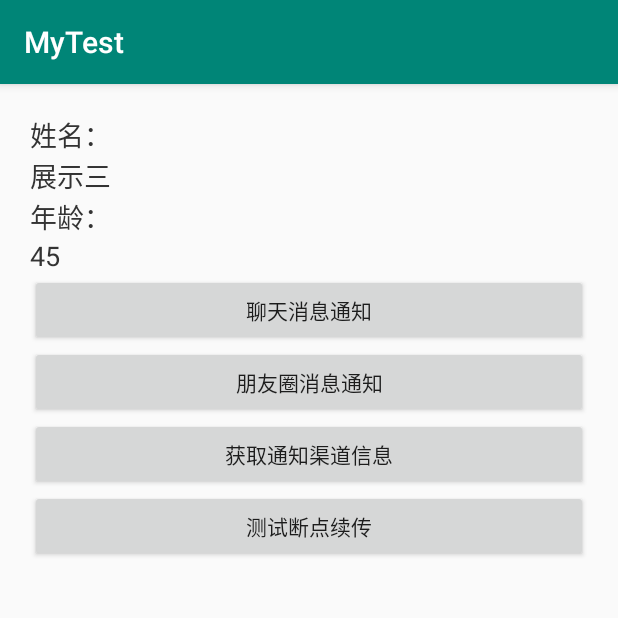
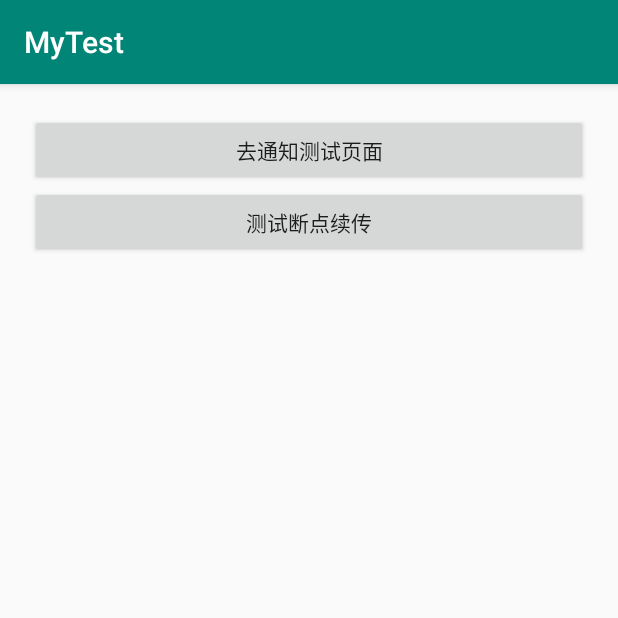
Before and after one commit to aijie1712/MyTest, an Android app: the screen it shows after launch (MainActivity), on a phone screen of 412 x 824 dp, the top half of it. Run offline under Robolectric (Android 15) with nearby library versions, the phone set to English and light mode, and no system bars; our stand-ins replace data binding.

Commit message:
修改了部分ui

```diff
--- a/app/src/main/AndroidManifest.xml
+++ b/app/src/main/AndroidManifest.xml
@@ -21,6 +21,7 @@
                 <category android:name="android.intent.category.LAUNCHER" />
             </intent-filter>
         </activity>
+        <activity android:name=".notification.NotificationTestActivity"/>
         <activity android:name=".DownloadApkActivity"/>
     </application>
 
--- a/app/src/main/java/com/example/mytest/MainActivity.java
+++ b/app/src/main/java/com/example/mytest/MainActivity.java
@@ -1,22 +1,11 @@
 package com.example.mytest;
 
-import android.app.Notification;
-import android.app.NotificationChannel;
-import android.app.NotificationManager;
-import android.content.Context;
 import android.content.Intent;
-import android.databinding.DataBindingUtil;
-import android.graphics.BitmapFactory;
-import android.os.Build;
 import android.os.Bundle;
-import android.provider.Settings;
-import android.support.annotation.RequiresApi;
-import android.support.v4.app.NotificationCompat;
 import android.support.v7.app.AppCompatActivity;
 import android.view.View;
 
-import com.example.mytest.bean.UserBean;
-import com.example.mytest.databinding.ActivityMainBinding;
+import com.example.mytest.notification.NotificationTestActivity;
 
 public class MainActivity extends AppCompatActivity implements View.OnClickListener {
 
@@ -24,102 +13,18 @@ public class MainActivity extends AppCompatActivity implements View.OnClickListe
     protected void onCreate(Bundle savedInstanceState) {
         super.onCreate(savedInstanceState);
         setContentView(R.layout.activity_main);
-        ActivityMainBinding mainBinding = DataBindingUtil.setContentView(this, R.layout.activity_main);
-        UserBean userBean = new UserBean("展示三", 45);
-        mainBinding.setUser(userBean);
 
-        initNotificationInfo();
-
-        findViewById(R.id.btn_chat_notification).setOnClickListener(this);
-        findViewById(R.id.btn_circle_notification).setOnClickListener(this);
-        findViewById(R.id.btn_test_donwload).setOnClickListener(this);
-
-
-    }
-
-    private void initNotificationInfo() {
-        if (android.os.Build.VERSION.SDK_INT >= Build.VERSION_CODES.O) {
-            String channelId = "chat";
-            String channelName = "聊天消息";
-            int importance = NotificationManager.IMPORTANCE_HIGH;
-            createNotificationChannel(channelId, channelName, importance);
-
-            String channelId1 = "friendCircle";
-            String channelName1 = "朋友圈通知";
-            int importance1 = NotificationManager.IMPORTANCE_DEFAULT;
-            createNotificationChannel(channelId1, channelName1, importance1);
-        }
-    }
-
-    @RequiresApi(api = Build.VERSION_CODES.O)
-    private void createNotificationChannel(String channelId, String channelName, int importance) {
-        NotificationChannel channel = new NotificationChannel(channelId, channelName, importance);
-        channel.setShowBadge(true);
-        NotificationManager notificationManager = (NotificationManager) getSystemService(Context.NOTIFICATION_SERVICE);
-        notificationManager.createNotificationChannel(channel);
     }
 
     @Override
     public void onClick(View v) {
         switch (v.getId()) {
-            case R.id.btn_chat_notification:
-                sendChatMsg();
-                break;
-            case R.id.btn_circle_notification:
-                sendSubscribeMsg();
+            case R.id.btn_test_notification:
+                startActivity(new Intent(this, NotificationTestActivity.class));
                 break;
             case R.id.btn_test_donwload:
-                goDownloadTestPage();
+                startActivity(new Intent(this, DownloadApkActivity.class));
                 break;
         }
     }
-
-    private void goDownloadTestPage() {
-        Intent intent = new Intent(this,DownloadApkActivity.class);
-        startActivity(intent);
-    }
-
-    public void sendChatMsg() {
-        NotificationManager manager = (NotificationManager) getSystemService(NOTIFICATION_SERVICE);
-        Notification notification = new NotificationCompat.Builder(this, "chat")
-                .setContentTitle("收到一条聊天消息")
-                .setContentText("今天中午吃什么？")
-                .setWhen(System.currentTimeMillis())
-                .setSmallIcon(R.mipmap.ic_launcher)
-                .setNumber(5)
-                .setLargeIcon(BitmapFactory.decodeResource(getResources(), R.mipmap.ic_launcher))
-                .setAutoCancel(true)
-                .build();
-        manager.notify(1, notification);
-    }
-
-    public void sendSubscribeMsg() {
-        NotificationManager manager = (NotificationManager) getSystemService(NOTIFICATION_SERVICE);
-        Notification notification = new NotificationCompat.Builder(this, "friendCircle")
-                .setContentTitle("收到一条朋友圈消息")
-                .setContentText("又有好友给你点赞了，快去看看吧！")
-                .setWhen(System.currentTimeMillis())
-                .setSmallIcon(R.mipmap.ic_launcher)
-                .setNumber(5)
-                .setLargeIcon(BitmapFactory.decodeResource(getResources(), R.mipmap.ic_launcher))
-                .setAutoCancel(true)
-                .build();
-        manager.notify(2, notification);
-    }
-
-    public void getChannelInfo(View view) {
-        NotificationManager manager = (NotificationManager) getSystemService(Context.NOTIFICATION_SERVICE);
-        if (android.os.Build.VERSION.SDK_INT >= android.os.Build.VERSION_CODES.O) {
-            NotificationChannel channel = manager.getNotificationChannel("chat");
-            if (channel != null) {
-                int importance = channel.getImportance();
-                if (importance == NotificationManager.IMPORTANCE_NONE) {
-                    Intent intent = new Intent(Settings.ACTION_CHANNEL_NOTIFICATION_SETTINGS);
-                    intent.putExtra(Settings.EXTRA_APP_PACKAGE, getPackageName());
-                    intent.putExtra(Settings.EXTRA_CHANNEL_ID, "chat");
-                    startActivity(intent);
-                }
-            }
-        }
-    }
 }
--- a/app/src/main/res/layout/activity_main.xml
+++ b/app/src/main/res/layout/activity_main.xml
@@ -3,16 +3,6 @@
     xmlns:tools="http://schemas.android.com/tools"
     tools:context=".MainActivity">
 
-    <data>
-
-        <import
-            alias="userBean"
-            type="com.example.mytest.bean.UserBean" />
-
-        <variable
-            name="user"
-            type="userBean" />
-    </data>
 
     <LinearLayout
         android:layout_width="match_parent"
@@ -20,58 +10,18 @@
         android:orientation="vertical"
         android:padding="20dp">
 
-        <TextView
-            android:layout_width="wrap_content"
-            android:layout_height="wrap_content"
-            android:text="姓名："
-            android:textColor="#333"
-            android:textSize="18sp" />
-
-        <TextView
-            android:layout_width="wrap_content"
-            android:layout_height="wrap_content"
-            android:text="@{user.name}"
-            android:textColor="#333"
-            android:textSize="18sp" />
-
-        <TextView
-            android:layout_width="wrap_content"
-            android:layout_height="wrap_content"
-            android:text="年龄："
-            android:textColor="#333"
-            android:textSize="18sp" />
-
-        <TextView
-            android:layout_width="wrap_content"
-            android:layout_height="wrap_content"
-            android:text="@{String.valueOf(user.age)}"
-            android:textColor="#333"
-            android:textSize="18sp" />
-
         <Button
-            android:id="@+id/btn_chat_notification"
+            android:id="@+id/btn_test_notification"
             android:layout_width="match_parent"
             android:layout_height="wrap_content"
-            android:text="聊天消息通知" />
-
-        <Button
-            android:id="@+id/btn_circle_notification"
-            android:layout_width="match_parent"
-            android:layout_height="wrap_content"
-            android:text="朋友圈消息通知" />
-
-        <Button
-            android:id="@+id/btn_get_channel_info"
-            android:layout_width="match_parent"
-            android:layout_height="wrap_content"
-            android:onClick="getChannelInfo"
-            android:text="获取通知渠道信息" />
+            android:onClick="onClick"
+            android:text="去通知测试页面" />
 
         <Button
             android:id="@+id/btn_test_donwload"
             android:layout_width="match_parent"
             android:layout_height="wrap_content"
-            android:onClick="getChannelInfo"
+            android:onClick="onClick"
             android:text="测试断点续传" />
 
     </LinearLayout>
```
Also changed, not shown: app/src/main/java/com/example/mytest/notification/NotificationTestActivity.java (added, +107 -0 lines), app/src/main/res/layout/activity_notification_test.xml (added, +23 -0 lines).
